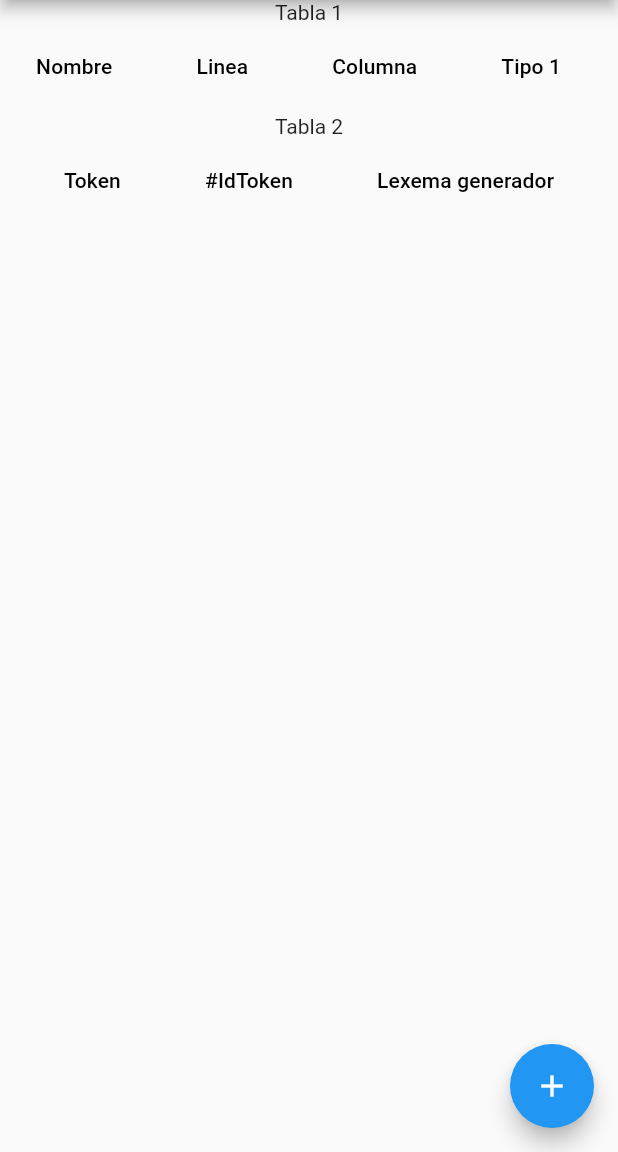
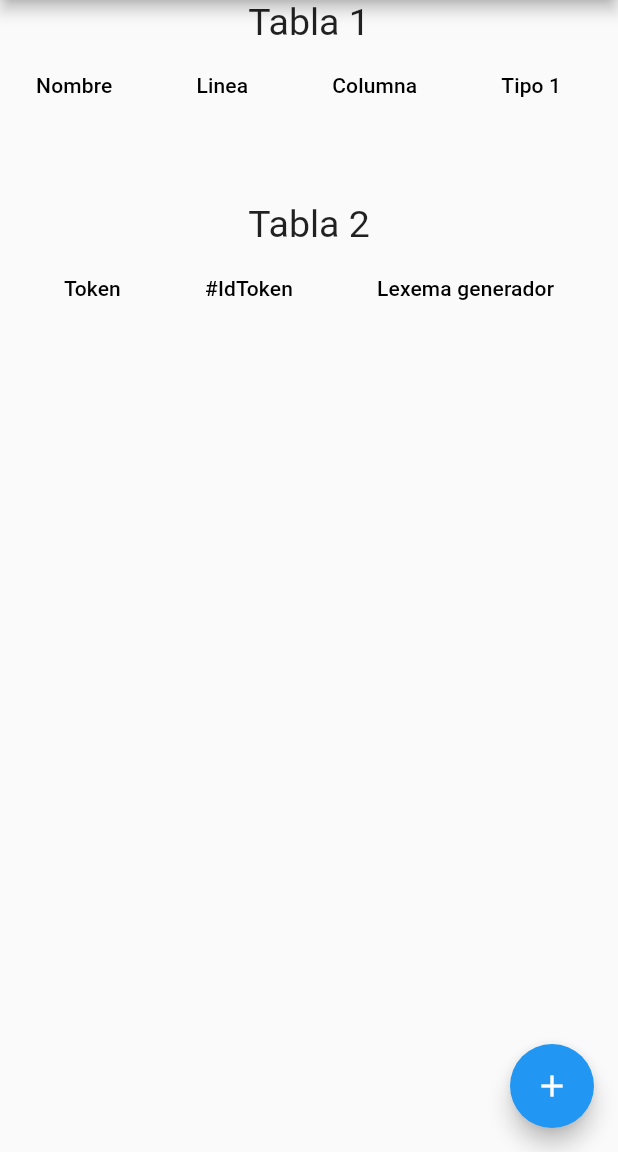
Before and after one commit to Juanipis/GoStudy, a Flutter app: the screen it shows after launch, on a phone screen of 412 x 824 dp, the part 84-1236 px from its top. Run offline on Flutter 3.47's test engine with Material 2 defaults, Android fonts, the phone set to English and light mode, and no system bars; our stand-ins replace file_picker.

Commit message:
Tittles edited

```diff
--- a/workspace2/Flutter/analizador_lexicografico/lib/main.dart
+++ b/workspace2/Flutter/analizador_lexicografico/lib/main.dart
@@ -1,6 +1,4 @@
 import 'dart:convert';
-import 'dart:ffi';
-
 import 'package:analizador_lexicografico/table_elements.dart';
 import 'package:file_picker/file_picker.dart';
 import 'package:flutter/material.dart';
@@ -44,13 +42,25 @@ class _HomeAnalizadorState extends State<HomeAnalizador> {
         child: Wrap(
           alignment: WrapAlignment.center,
           spacing: 200,
-          runSpacing: 4.0,
+          runSpacing: 50.0,
           children: <Widget>[
             Column(
-              children: [const Text("Tabla 1"), tablaLexico(tabla1Cells)],
+              children: [
+                const Text(
+                  "Tabla 1",
+                  style: TextStyle(fontSize: 25),
+                ),
+                tablaLexico(tabla1Cells)
+              ],
             ),
             Column(
-              children: [const Text("Tabla 2"), tablaTokens(tabla2Cells)],
+              children: [
+                const Text(
+                  "Tabla 2",
+                  style: TextStyle(fontSize: 25),
+                ),
+                tablaTokens(tabla2Cells)
+              ],
             ),
           ],
         ),
```
